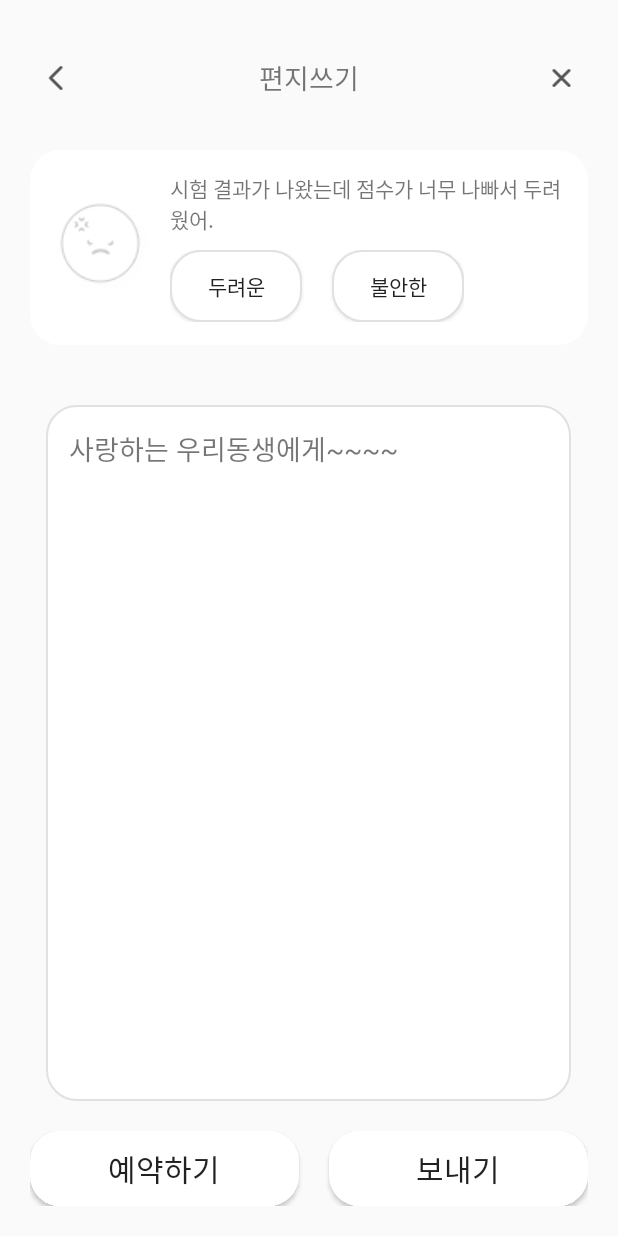
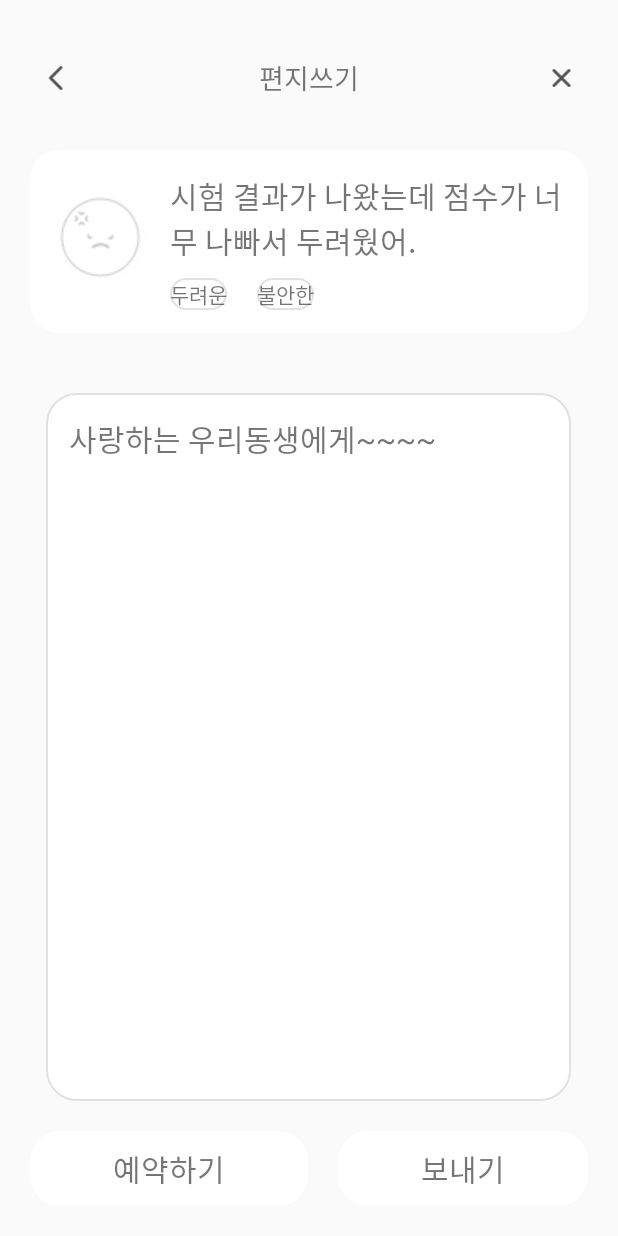
Before and after one commit to TO-ME-FROM-ME/TMFM, an Android app: the screen it shows after launch (LetterActivity), on a phone screen of 412 x 824 dp. Run offline under Robolectric (Android 15) with nearby library versions, the phone set to English and light mode, and no system bars.

Commit message:
폰트 적용

```diff
--- /dev/null
+++ b/app/src/main/res/font/font_gangwon.xml
@@ -0,0 +1,9 @@
+<?xml version="1.0" encoding="utf-8"?>
+<font-family xmlns:android="http://schemas.android.com/apk/res/android">
+
+    <font
+        android:font="@font/gangwon"
+        android:fontStyle="normal"
+        android:fontWeight="400"/>
+
+</font-family>
--- /dev/null
+++ b/app/src/main/res/font/font_notosans.xml
@@ -0,0 +1,13 @@
+<?xml version="1.0" encoding="utf-8"?>
+<font-family xmlns:android="http://schemas.android.com/apk/res/android">
+
+    <font
+        android:font="@font/notosans"
+        android:fontStyle="normal"
+        android:fontWeight="400"/>
+
+    <font
+        android:font="@font/notosans"
+        android:fontStyle="normal"
+        android:fontWeight="700"/>
+</font-family>
--- a/app/src/main/res/layout/activity_letter.xml
+++ b/app/src/main/res/layout/activity_letter.xml
@@ -65,7 +65,9 @@
             <TextView
                 android:layout_width="wrap_content"
                 android:layout_height="wrap_content"
-                android:text="시험 결과가 나왔는데 점수가 너무 나빠서 두려웠어."/>
+                android:text="시험 결과가 나왔는데 점수가 너무 나빠서 두려웠어."
+                android:textSize="20dp"
+                android:fontFamily="@font/font_gangwon"/>
 
             <LinearLayout
                 android:layout_width="wrap_content"
@@ -96,7 +98,8 @@
         android:layout_gravity="center"
         android:gravity="top"
         android:text="사랑하는 우리동생에게~~~~"
-        android:textSize="18dp"
+        android:textSize="20dp"
+        android:fontFamily="@font/font_gangwon"
         android:background="@drawable/solid_stroke"
         android:padding="15dp" />
 
--- a/app/src/main/res/layout/activity_question.xml
+++ b/app/src/main/res/layout/activity_question.xml
@@ -65,7 +65,9 @@
             <TextView
                 android:layout_width="wrap_content"
                 android:layout_height="wrap_content"
-                android:text="시험 결과가 나왔는데 점수가 너무 나빠서 두려웠어."/>
+                android:text="시험 결과가 나왔는데 점수가 너무 나빠서 두려웠어."
+                android:textSize="20dp"
+                android:fontFamily="@font/font_gangwon"/>
 
             <LinearLayout
                 android:layout_width="wrap_content"
--- a/app/src/main/res/layout/fragment_q1.xml
+++ b/app/src/main/res/layout/fragment_q1.xml
@@ -16,8 +16,7 @@
         android:layout_marginTop="20dp"
         android:text="1. 왜 두려운, 불안한 감정을 느꼈어?"
         android:textSize="20dp"
-        android:textStyle="bold"
-        android:textColor="#000000"/>
+        android:textStyle="bold"/>
 
     <EditText
         android:layout_width="350dp"
@@ -26,7 +25,8 @@
         android:layout_marginTop="20dp"
         android:layout_gravity="center"
         android:gravity="top"
-        android:textSize="18dp"
+        android:textSize="20dp"
+        android:fontFamily="@font/font_gangwon"
         android:background="@drawable/solid_stroke"
         android:padding="15dp"
         android:hint="왜 그런 감정을 느꼈는지 곰곰히 생각해봐." />
--- a/app/src/main/res/layout/fragment_q2.xml
+++ b/app/src/main/res/layout/fragment_q2.xml
@@ -16,8 +16,7 @@
         android:layout_marginTop="20dp"
         android:text="2. 그때 스스로에게 어떤 말을 했어?"
         android:textSize="20dp"
-        android:textStyle="bold"
-        android:textColor="#000000"/>
+        android:textStyle="bold"/>
 
     <EditText
         android:layout_width="350dp"
@@ -26,7 +25,8 @@
         android:layout_marginTop="20dp"
         android:layout_gravity="center"
         android:gravity="top"
-        android:textSize="18dp"
+        android:textSize="20dp"
+        android:fontFamily="@font/font_gangwon"
         android:background="@drawable/solid_stroke"
         android:padding="15dp"
         android:hint="두려운, 불안한 감정을 느낄 때 스스로에게 어떤 말을 했는지 생각나는 대로 적어줘." />
--- a/app/src/main/res/layout/fragment_q3.xml
+++ b/app/src/main/res/layout/fragment_q3.xml
@@ -18,8 +18,7 @@
                          있다고 가정하고, 응원하는 마음을
                          담아 공감의 말을 적어봐. 💌"
         android:textSize="20dp"
-        android:textStyle="bold"
-        android:textColor="#000000"/>
+        android:textStyle="bold"/>
 
     <EditText
         android:layout_width="350dp"
@@ -28,7 +27,8 @@
         android:layout_marginTop="20dp"
         android:layout_gravity="center"
         android:gravity="top"
-        android:textSize="18dp"
+        android:textSize="20dp"
+        android:fontFamily="@font/font_gangwon"
         android:background="@drawable/solid_stroke"
         android:padding="15dp"
         android:hint="사랑하는 우리 동생에게 진심을 담아 보내는 편지야." />
--- a/app/src/main/res/layout/fragment_recorder.xml
+++ b/app/src/main/res/layout/fragment_recorder.xml
@@ -29,7 +29,8 @@
                 android:layout_marginTop="20dp"
                 android:gravity="center"
                 android:text="나는 어제보다\n 더 성장하는 사람이다."
-                android:textSize="25dp" />
+                android:textSize="30dp"
+                android:fontFamily="@font/font_gangwon"/>
 
         </FrameLayout>
 
--- a/app/src/main/res/layout/fragment_situation.xml
+++ b/app/src/main/res/layout/fragment_situation.xml
@@ -16,7 +16,8 @@
         android:layout_weight="1"
         android:layout_marginTop="20dp"
         android:layout_gravity="center"
-        android:textSize="18dp"
+        android:textSize="20dp"
+        android:fontFamily="@font/font_gangwon"
         android:background="@drawable/solid_stroke"
         android:padding="15dp"
         android:hint="비밀 보장! 안심하고 작성해줘"/>
--- /dev/null
+++ b/app/src/main/res/values/font.xml
@@ -0,0 +1,18 @@
+<?xml version="1.0" encoding="utf-8"?>
+<resources>
+    <style name="customTextViewFontStyle"
+        parent="@android:style/Widget.DeviceDefault.TextView">
+        <item name="android:fontFamily">@font/font_notosans</item></style>
+    <style name="customButtonFontStyle"
+        parent="@android:style/Widget.DeviceDefault.TextView">
+        <item name="android:fontFamily">@font/font_notosans</item></style>
+    <style name="customEditTextFontStyle"
+        parent="@android:style/Widget.DeviceDefault.TextView">
+        <item name="android:fontFamily">@font/font_gangwon</item></style>
+    <style name="customRadioButtonFontStyle" parent="@android:style/Widget.DeviceDefault.CompoundButton.RadioButton">
+        <item name="android:fontFamily">@font/font_notosans</item>
+    </style>
+    <style name="customCheckboxFontStyle" parent="@android:style/Widget.DeviceDefault.CompoundButton.CheckBox">
+    <item name="android:fontFamily">@font/font_notosans</item>
+    </style>
+</resources>
--- a/app/src/main/res/values/themes.xml
+++ b/app/src/main/res/values/themes.xml
@@ -4,6 +4,16 @@
         <!-- Customize your light theme here. -->
         <item name="windowNoTitle">true</item>
         <!-- <item name="colorPrimary">@color/my_light_primary</item> -->
+
+
+        <item name="android:textViewStyle">@style/customTextViewFontStyle</item>
+        <item name="android:buttonStyle">@style/customButtonFontStyle</item>
+        <item name="android:editTextStyle">@style/customEditTextFontStyle</item>
+        <item name="android:radioButtonStyle">@style/customRadioButtonFontStyle</item>
+        <item name="android:checkboxStyle">@style/customCheckboxFontStyle</item>
+
     </style>
     <style name="Theme.TO_ME_FROM_ME" parent="Base.Theme.TO_ME_FROM_ME" />
+
+
 </resources>
```
Also changed, not shown: 4 other files.
